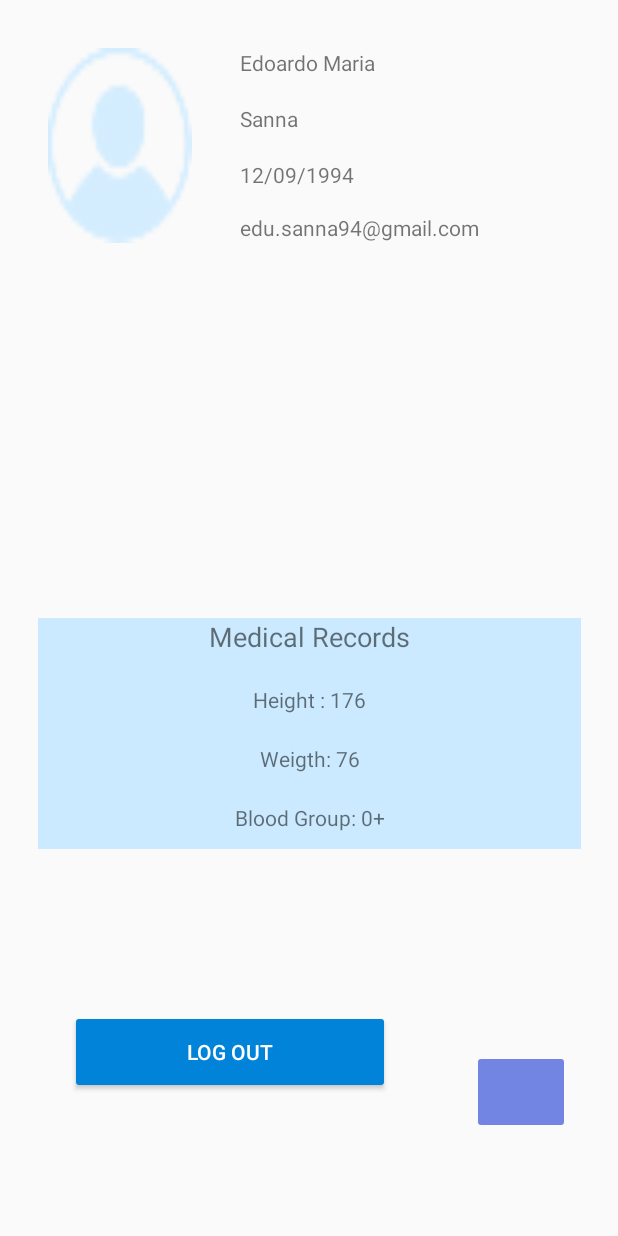
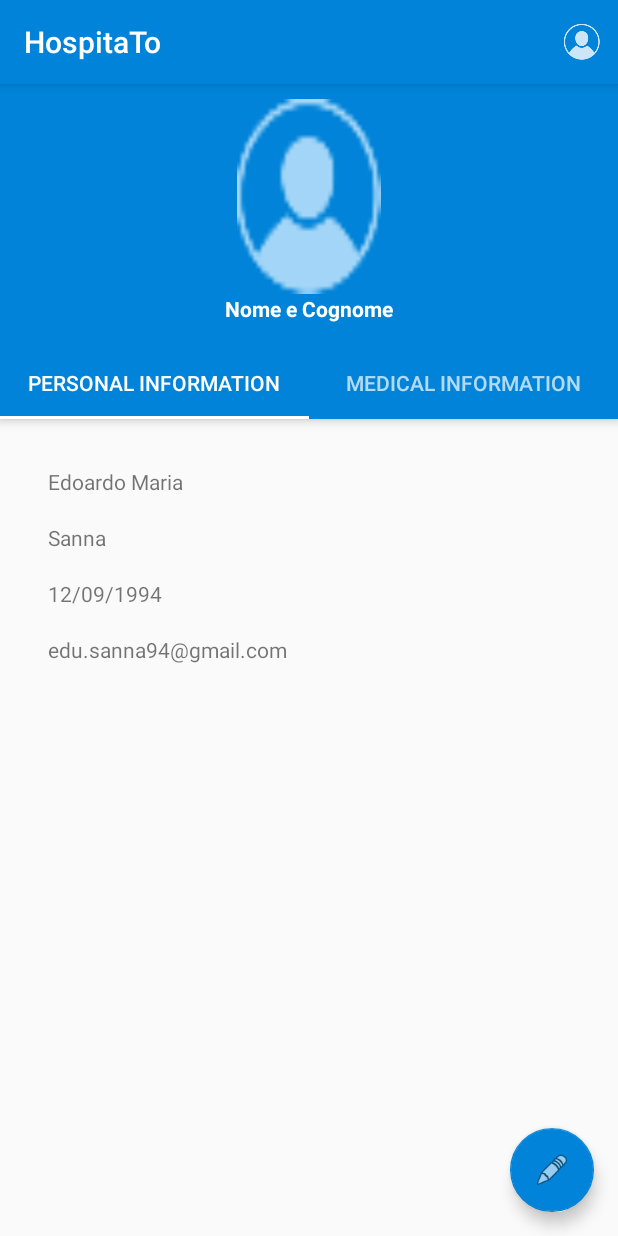
Before and after one commit to Zurimaio/HospitaTo, an Android app: the screen it shows after launch once a user with an empty profile is signed in (ProfileView before the commit, MedicalView after it), after a tap on "Profile", on a phone screen of 412 x 824 dp. Run offline under Robolectric (Android 15) with nearby library versions, the phone set to English and light mode, and no system bars; our stand-ins replace Firebase (no records; nobody signed in at launch, a user with empty details on screens opened directly); 5 statements that could not run were skipped.

Commit message:
ciao ciao2

```diff
--- a/app/src/main/AndroidManifest.xml
+++ b/app/src/main/AndroidManifest.xml
@@ -43,6 +43,7 @@
         <activity android:name=".LogInView" />
         <activity android:name=".SignUpView" />
         <activity android:name=".EditView" />
+        <activity android:name=".MedicalView" />
         android:label="@string/title_activity_map_view"
         />
         <!-- <activity android:name=".filterView" /> -->
--- a/app/src/main/java/com/ma/se/hospitato/FirstView.java
+++ b/app/src/main/java/com/ma/se/hospitato/FirstView.java
@@ -21,14 +21,16 @@ public class FirstView extends AppCompatActivity {
         if(mAuth.getCurrentUser() != null){
             intent = new Intent(this, Main2Activity.class);
             startActivity(intent);
-            finish();
+            //finish();
         }
+
+
     }
 
 
 
     public void signIn(View view){
-        intent = new Intent(this, SignUpView.class);
+        intent = new Intent(this, LogInView.class);
         startActivity(intent);
         //finish();
     }
--- a/app/src/main/java/com/ma/se/hospitato/LogInView.java
+++ b/app/src/main/java/com/ma/se/hospitato/LogInView.java
@@ -68,7 +68,7 @@ public class LogInView extends AppCompatActivity {
             // FirebaseUser.getIdToken() instead.
             //String uid = user.getUid();
 
-            Intent intent = new Intent(this,MainActivity.class);
+            Intent intent = new Intent(this,Main2Activity.class);
             intent.putExtra("email",email);
             intent.putExtra("UID",UID);
             startActivity(intent);
--- a/app/src/main/java/com/ma/se/hospitato/Main2Activity.java
+++ b/app/src/main/java/com/ma/se/hospitato/Main2Activity.java
@@ -1,11 +1,8 @@
 package com.ma.se.hospitato;
 
-import android.content.Context;
 import android.content.Intent;
 import android.support.design.widget.TabLayout;
 import android.support.design.widget.FloatingActionButton;
-import android.support.design.widget.Snackbar;
-import android.support.v4.view.PagerAdapter;
 import android.support.v4.widget.NestedScrollView;
 import android.support.v7.app.AppCompatActivity;
 import android.support.v7.widget.Toolbar;
@@ -16,14 +13,9 @@ import android.support.v4.app.FragmentPagerAdapter;
 import android.support.v4.view.ViewPager;
 import android.os.Bundle;
 import android.util.Log;
-import android.view.LayoutInflater;
 import android.view.Menu;
 import android.view.MenuItem;
 import android.view.View;
-import android.view.ViewGroup;
-
-import android.widget.ProgressBar;
-import android.widget.TextView;
 
 public class Main2Activity extends AppCompatActivity {
 
@@ -52,7 +44,6 @@ public class Main2Activity extends AppCompatActivity {
     protected void onCreate(Bundle savedInstanceState) {
         super.onCreate(savedInstanceState);
         setContentView(R.layout.activity_main2);
-
         Toolbar toolbar = (Toolbar) findViewById(R.id.toolbar);
         setSupportActionBar(toolbar);
 
@@ -79,10 +70,7 @@ public class Main2Activity extends AppCompatActivity {
                 startActivity(intent);
             }
         });
-
-
     }
-
 
     @Override
     public boolean onCreateOptionsMenu(Menu menu) {
@@ -97,7 +85,7 @@ public class Main2Activity extends AppCompatActivity {
 
         if (profile == R.id.profileButton){
             Log.d("Profile Button", "Clicked");
-            Intent toProfile = new Intent(Main2Activity.this, ProfileView.class);
+            Intent toProfile = new Intent(Main2Activity.this, MedicalView.class);
             startActivity(toProfile);
         }
         return super.onOptionsItemSelected(item);
--- a/app/src/main/java/com/ma/se/hospitato/Anna_fa_cose.java
+++ b/app/src/main/java/com/ma/se/hospitato/MedicalView.java
@@ -3,9 +3,7 @@ package com.ma.se.hospitato;
 import android.content.Intent;
 import android.support.design.widget.TabLayout;
 import android.support.design.widget.FloatingActionButton;
-import android.support.design.widget.Snackbar;
 import android.support.v7.app.AppCompatActivity;
-import android.support.v7.widget.Toolbar;
 
 import android.support.v4.app.Fragment;
 import android.support.v4.app.FragmentManager;
@@ -13,16 +11,12 @@ import android.support.v4.app.FragmentPagerAdapter;
 import android.support.v4.view.ViewPager;
 import android.os.Bundle;
 import android.util.Log;
-import android.view.LayoutInflater;
 import android.view.Menu;
-import android.view.MenuItem;
 import android.view.View;
-import android.view.ViewGroup;
 
-import android.widget.TextView;
 import android.widget.Toast;
 
-public class Anna_fa_cose extends AppCompatActivity {
+public class MedicalView extends AppCompatActivity {
 
     Personal_information personal_info;
     medical_information med_info;
@@ -47,7 +41,7 @@ public class Anna_fa_cose extends AppCompatActivity {
     @Override
     protected void onCreate(Bundle savedInstanceState) {
         super.onCreate(savedInstanceState);
-        setContentView(R.layout.Anna_fa_cose);
+        setContentView(R.layout.activity_medical_view);
 
         // Create the adapter that will return a fragment for each of the three
         // primary sections of the activity.
@@ -67,7 +61,7 @@ public class Anna_fa_cose extends AppCompatActivity {
         fab.setOnClickListener(new View.OnClickListener() {
             @Override
             public void onClick(View view) {
-                Intent intent = new Intent(Anna_fa_cose.this, EditView.class);
+                Intent intent = new Intent(MedicalView.this, EditView.class);
                 intent.putExtra("FromMain", 2); //2 - For obtaining hospital positions
                 startActivity(intent);
             }
@@ -130,7 +124,7 @@ public class Anna_fa_cose extends AppCompatActivity {
             Toast toast = Toast.makeText(getApplicationContext(),"It will be redirect to the Edit View", Toast.LENGTH_SHORT);
             toast.show();
 
-            Intent toEdit = new Intent(this,EditView.class);
+            Intent toEdit = new Intent(MedicalView.this,EditView.class);
             toEdit.putExtra("Name",value.getName());
             toEdit.putExtra("Surname",value.getSurname());
             toEdit.putExtra("Nascita",value.getNascita());
--- a/app/src/main/java/com/ma/se/hospitato/Personal_information.java
+++ b/app/src/main/java/com/ma/se/hospitato/Personal_information.java
@@ -15,6 +15,8 @@ import android.view.ViewGroup;
 import android.widget.Button;
 import android.widget.TextView;
 
+import com.google.firebase.auth.FirebaseAuth;
+import com.google.firebase.auth.FirebaseUser;
 import com.google.firebase.database.ChildEventListener;
 import com.google.firebase.database.DataSnapshot;
 import com.google.firebase.database.DatabaseError;
@@ -38,42 +40,42 @@ public class Personal_information extends Fragment {
     TextView nascita;
     Profile value;
     FirebaseUser user;
-
     String UID;
-
     FirebaseDatabase database;
     DatabaseReference myRef;
-
 
     public Personal_information() {
         // Required empty public constructor
     }
 
+    @Override
+    public void onCreate(@Nullable Bundle savedInstanceState) {
+        super.onCreate(savedInstanceState);
+
+        Bundle b = getActivity().getIntent().getExtras();
+        if (b!= null) {
+            email.setText(b.getString("email"));
+            UID = b.getString("UID");
+        }
+    }
 
     @Override
     public View onCreateView(LayoutInflater inflater, ViewGroup container,
                              Bundle savedInstanceState) {
 
         View view = inflater.inflate(R.layout.personal_information, container, false);
-
         email = view.findViewById(R.id.emailprofile);
         name = view.findViewById(R.id.nameprofile);
         surname = view.findViewById(R.id.surnameprofile);
         nascita = view.findViewById(R.id.nascitaprofile);
         user = FirebaseAuth.getInstance().getCurrentUser();
-        // Inflate the layout for this fragment
+        database = FirebaseDatabase.getInstance();
 
-        Bundle b = getIntent().getExtras();
-        if (b != null) {
-            email.setText(b.getString("email"));
-            UID = b.getString("UID");
+        if (user!=null) {
+            displayProfile();
         }
-
-        database = FirebaseDatabase.getInstance();
-        displayProfile();
-        return inflater.inflate(R.layout.personal_information, container, false);
+        return view;
     }
-
 
     public void displayProfile(){
         myRef = database.getReference("Users/"+user.getUid());
@@ -82,10 +84,6 @@ public class Personal_information extends Fragment {
         myRef.addValueEventListener(new ValueEventListener() {
             @Override
             public void onDataChange(DataSnapshot dataSnapshot) {
-
-
-                // This method is called once with the initial value and again
-                // whenever data at this location is updated.
                 value = dataSnapshot.getValue(Profile.class);
                 name.setText(value.getName());
                 email.setText(value.getEmail());
@@ -101,5 +99,4 @@ public class Personal_information extends Fragment {
             }
         });
     }
-
 }
--- a/app/src/main/java/com/ma/se/hospitato/medical_information.java
+++ b/app/src/main/java/com/ma/se/hospitato/medical_information.java
@@ -2,6 +2,7 @@ package com.ma.se.hospitato;
 
 
 import android.os.Bundle;
+import android.support.annotation.Nullable;
 import android.support.v4.app.Fragment;
 import android.util.Log;
 import android.view.LayoutInflater;
@@ -9,6 +10,8 @@ import android.view.View;
 import android.view.ViewGroup;
 import android.widget.TextView;
 
+import com.google.firebase.auth.FirebaseAuth;
+import com.google.firebase.auth.FirebaseUser;
 import com.google.firebase.database.DataSnapshot;
 import com.google.firebase.database.DatabaseError;
 import com.google.firebase.database.DatabaseReference;
@@ -26,7 +29,7 @@ public class medical_information extends Fragment {
     TextView blood;
     Profile value;
     String UID;
-
+    FirebaseUser user;
     FirebaseDatabase database;
     DatabaseReference myRef;
 
@@ -35,6 +38,15 @@ public class medical_information extends Fragment {
         // Required empty public constructor
     }
 
+    @Override
+    public void onCreate(@Nullable Bundle savedInstanceState) {
+        super.onCreate(savedInstanceState);
+
+        Bundle b = getActivity().getIntent().getExtras();
+        if (b != null) {
+            UID = b.getString("UID");
+        }
+    }
 
     @Override
     public View onCreateView(LayoutInflater inflater, ViewGroup container,
@@ -45,15 +57,14 @@ public class medical_information extends Fragment {
         weight = view.findViewById(R.id.weightprofile);
         height = view.findViewById(R.id.heightprofile);
         blood = view.findViewById(R.id.bloodprofile);
+        user = FirebaseAuth.getInstance().getCurrentUser();
         // Inflate the layout for this fragment
 
-        Bundle b = getIntent().getExtras();
-        if (b != null) {
-            UID = b.getString("UID");
-        }
 
         database = FirebaseDatabase.getInstance();
-        displayProfile();
+        if(user!=null) {
+            displayProfile();
+        }
         return inflater.inflate(R.layout.fragment_medical_information, container, false);
     }
 
--- a/app/src/main/res/layout/activity_anna_fa_cose.xml
+++ b/app/src/main/res/layout/activity_medical_view.xml
@@ -6,7 +6,7 @@
     android:layout_width="match_parent"
     android:layout_height="match_parent"
     android:fitsSystemWindows="true"
-    tools:context=".Anna_fa_cose">
+    tools:context=".MedicalView">
 
     <android.support.design.widget.AppBarLayout
         android:id="@+id/appbar"
--- a/app/src/main/res/layout/personal_information.xml
+++ b/app/src/main/res/layout/personal_information.xml
@@ -5,7 +5,6 @@
     android:layout_height="match_parent"
     tools:context=".Personal_information">
 
-    <!-- TODO: Update blank fragment layout -->
     <LinearLayout
         android:layout_width="match_parent"
         android:layout_height="match_parent"
@@ -18,12 +17,14 @@
             android:layout_height="wrap_content"
             android:layout_marginStart="32dp"
             android:layout_marginTop="32dp"
+            android:textAlignment="center"
             android:text="Edoardo Maria" />
 
         <TextView
             android:id="@+id/surnameprofile"
             android:layout_width="wrap_content"
             android:layout_height="wrap_content"
+            android:textAlignment="center"
             android:layout_marginStart="32dp"
             android:layout_marginTop="18dp"
             android:text="Sanna" />
@@ -31,6 +32,7 @@
         <TextView
             android:id="@+id/nascitaprofile"
             android:layout_width="wrap_content"
+            android:textAlignment="center"
             android:layout_height="wrap_content"
             android:layout_marginStart="32dp"
             android:layout_marginTop="18dp"
@@ -39,6 +41,7 @@
         <TextView
             android:id="@+id/emailprofile"
             android:layout_width="wrap_content"
+            android:textAlignment="center"
             android:layout_height="wrap_content"
             android:layout_marginStart="32dp"
             android:layout_marginTop="18dp"
```
Also changed, not shown: app/src/main/java/com/ma/se/hospitato/SignUpView.java (+27 -6 lines).
